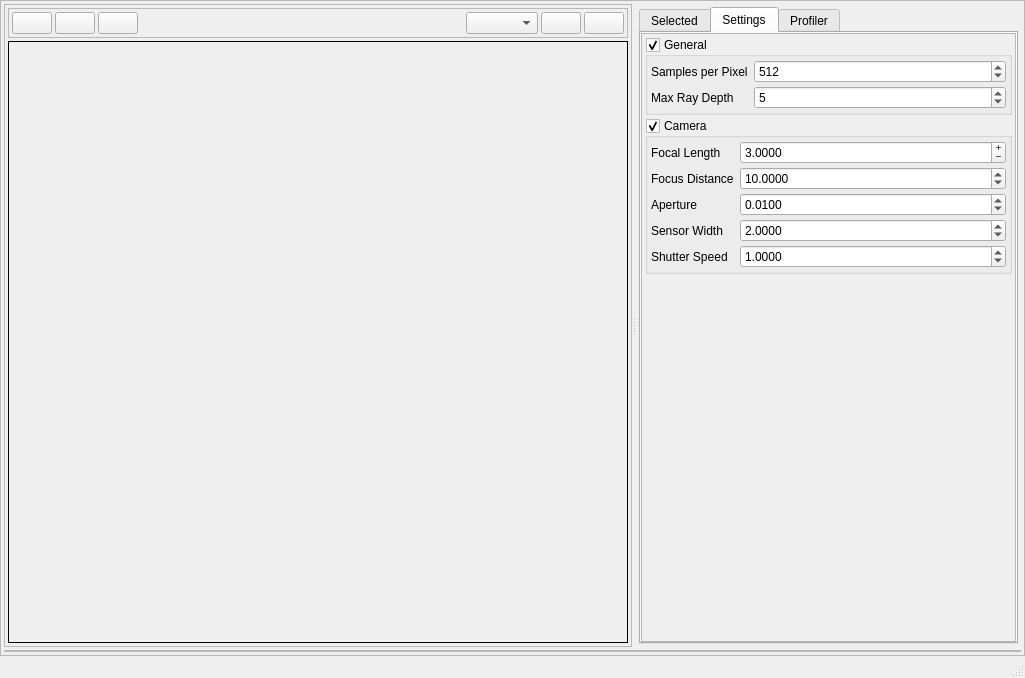
First picture: the form in nectar_render/gui/resource/mainwidget.ui, repository ZacharyBork/NectarRender, before the edit.
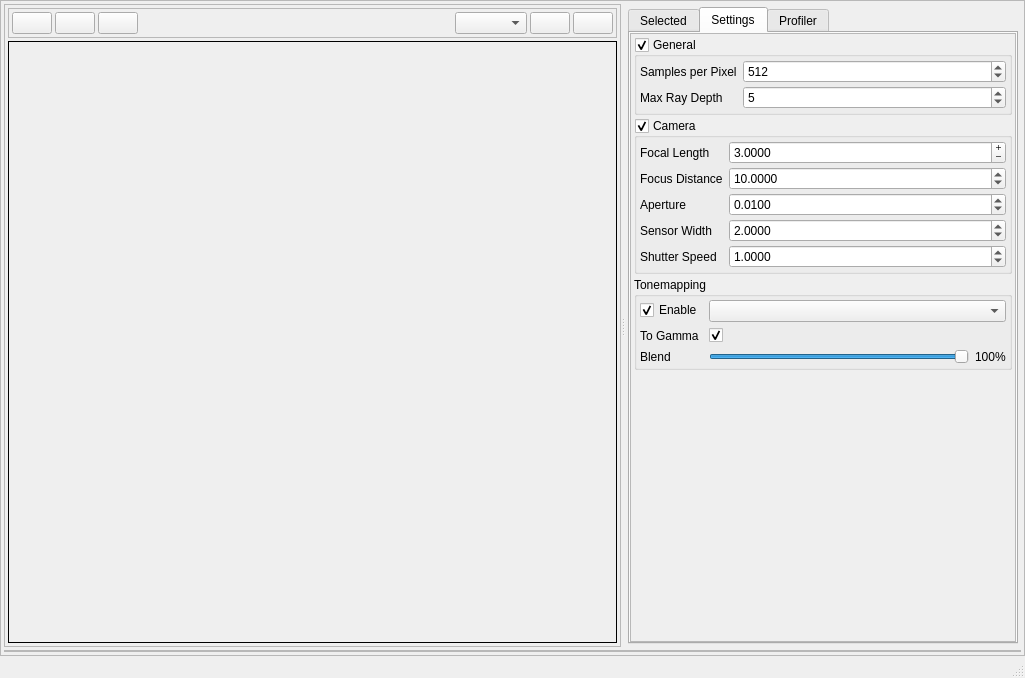
Second picture: the form after the edit. The open tabs and pages were chosen to show the change.

```diff
--- a/nectar_render/gui/resource/mainwidget.ui
+++ b/nectar_render/gui/resource/mainwidget.ui
@@ -635,6 +635,92 @@
                      </layout>
                     </widget>
                    </item>
+                   <item>
+                    <widget class="QGroupBox" name="tonemapping_settings">
+                     <property name="title">
+                      <string>Tonemapping</string>
+                     </property>
+                     <layout class="QFormLayout" name="formLayout_5">
+                      <property name="leftMargin">
+                       <number>3</number>
+                      </property>
+                      <property name="topMargin">
+                       <number>3</number>
+                      </property>
+                      <property name="rightMargin">
+                       <number>3</number>
+                      </property>
+                      <property name="bottomMargin">
+                       <number>3</number>
+                      </property>
+                      <item row="0" column="0">
+                       <widget class="QCheckBox" name="enable_tonemap">
+                        <property name="text">
+                         <string>Enable</string>
+                        </property>
+                        <property name="checked">
+                         <bool>true</bool>
+                        </property>
+                       </widget>
+                      </item>
+                      <item row="0" column="1">
+                       <widget class="QComboBox" name="tonemap_method">
+                        <property name="currentText">
+                         <string/>
+                        </property>
+                       </widget>
+                      </item>
+                      <item row="2" column="0">
+                       <widget class="QLabel" name="label_12">
+                        <property name="text">
+                         <string>Blend</string>
+                        </property>
+                       </widget>
+                      </item>
+                      <item row="2" column="1">
+                       <layout class="QHBoxLayout" name="horizontalLayout">
+                        <item>
+                         <widget class="QSlider" name="tonemap_alpha">
+                          <property name="maximum">
+                           <number>100</number>
+                          </property>
+                          <property name="value">
+                           <number>100</number>
+                          </property>
+                          <property name="orientation">
+                           <enum>Qt::Horizontal</enum>
+                          </property>
+                         </widget>
+                        </item>
+                        <item>
+                         <widget class="QLabel" name="tonemap_blend_percent">
+                          <property name="text">
+                           <string>100%</string>
+                          </property>
+                         </widget>
+                        </item>
+                       </layout>
+                      </item>
+                      <item row="1" column="0">
+                       <widget class="QLabel" name="label_14">
+                        <property name="text">
+                         <string>To Gamma</string>
+                        </property>
+                       </widget>
+                      </item>
+                      <item row="1" column="1">
+                       <widget class="QCheckBox" name="linear_to_gamma">
+                        <property name="text">
+                         <string/>
+                        </property>
+                        <property name="checked">
+                         <bool>true</bool>
+                        </property>
+                       </widget>
+                      </item>
+                     </layout>
+                    </widget>
+                   </item>
                    <item>
                     <spacer name="verticalSpacer">
                      <property name="orientation">
```
Left out of the diff: 2 changed lines with no effect on the pictures.
